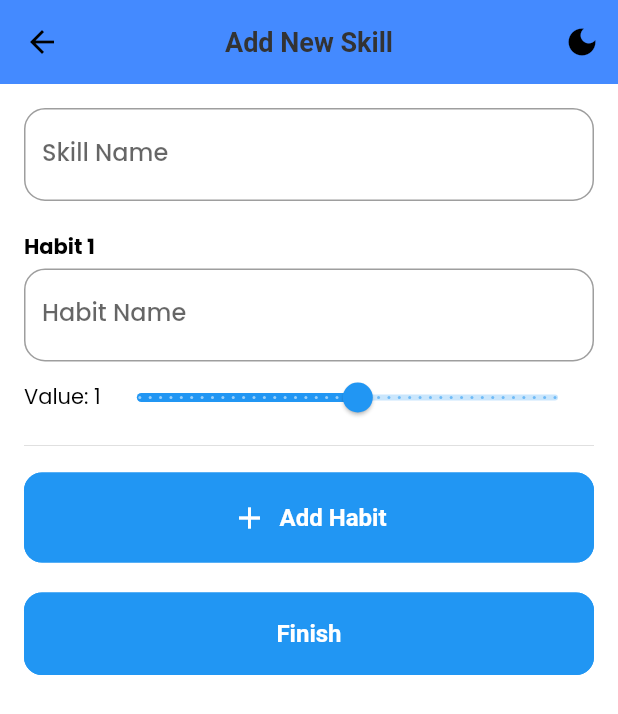
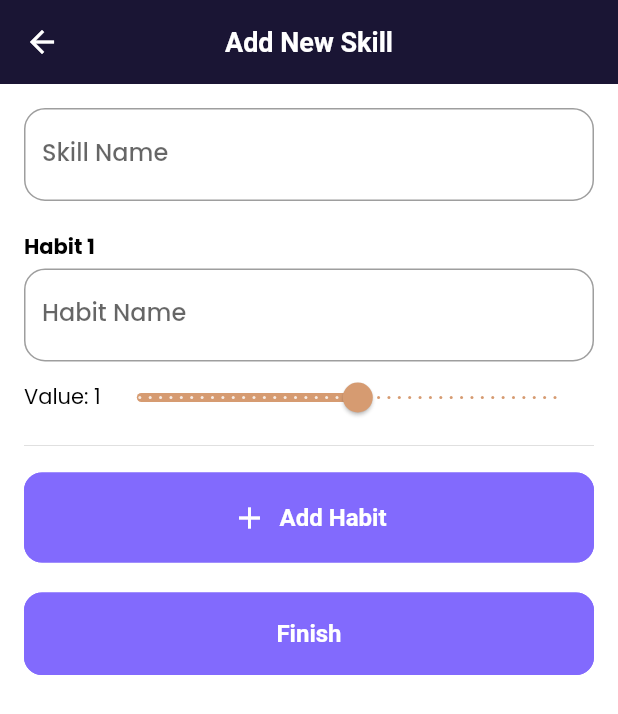
Before and after one commit to OussamaBenouddane/skill_monitor, a Flutter app: the screen it shows after launch, after a tap on the "add" icon, on a phone screen of 412 x 824 dp. Shown: the top 714 px of the screen. Run offline on Flutter 3.47's test engine with Material 3 defaults, Android fonts, the phone set to English and light mode, and no system bars; our stand-ins replace flutter_local_notifications, get, google_fonts, permission_handler, shared_preferences, sleek_circular_slider and 2 more; accounts and stored records are empty.

Commit message:
final ui version

```diff
--- a/lib/features/screens/add_skill.dart
+++ b/lib/features/screens/add_skill.dart
@@ -40,7 +40,8 @@ class _SkillSetupScreenState extends State<SkillSetupScreen> {
       debugPrint('--- INIT HABITS ---');
 
       _habits = widget.existingHabits!.map((habit) {
-        debugPrint('Loaded habit from DB: id=${habit['id']}, name="${habit['name']}", value=${habit['value']}');
+        debugPrint(
+            'Loaded habit from DB: id=${habit['id']}, name="${habit['name']}", value=${habit['value']}');
         return HabitEntry(
           nameController: TextEditingController(text: habit['name']),
           value: habit['value'],
@@ -56,13 +57,15 @@ class _SkillSetupScreenState extends State<SkillSetupScreen> {
 
   void _addHabit() {
     setState(() {
-      _habits.add(HabitEntry(nameController: TextEditingController(), value: 1));
+      _habits
+          .add(HabitEntry(nameController: TextEditingController(), value: 1));
     });
   }
 
   void _removeHabit(int index) {
     final habit = _habits[index];
-    debugPrint('Removing habit at index $index: id=${habit.id}, name="${habit.nameController.text}"');
+    debugPrint(
+        'Removing habit at index $index: id=${habit.id}, name="${habit.nameController.text}"');
     setState(() {
       if (habit.id != null) {
         _removedHabitIds.add(habit.id!);
@@ -77,13 +80,15 @@ class _SkillSetupScreenState extends State<SkillSetupScreen> {
     debugPrint('Skill name: "$skillName"');
 
     debugPrint('Habits count (total): ${_habits.length}');
-    final nonEmptyHabits = _habits.where((h) => h.nameController.text.trim().isNotEmpty).toList();
+    final nonEmptyHabits =
+        _habits.where((h) => h.nameController.text.trim().isNotEmpty).toList();
     debugPrint('Habits count (non-empty): ${nonEmptyHabits.length}');
     debugPrint('Removed habit IDs: $_removedHabitIds');
 
     if (skillName.isEmpty || nonEmptyHabits.isEmpty) {
       ScaffoldMessenger.of(context).showSnackBar(
-        const SnackBar(content: Text('Skill name and at least one habit are required.')),
+        const SnackBar(
+            content: Text('Skill name and at least one habit are required.')),
       );
       return;
     }
@@ -113,13 +118,15 @@ class _SkillSetupScreenState extends State<SkillSetupScreen> {
           final value = habit.value;
 
           if (habit.id != null) {
-            debugPrint('Updating habit id=${habit.id}: name="$name", value=$value');
+            debugPrint(
+                'Updating habit id=${habit.id}: name="$name", value=$value');
             await sqlDb.updateData(
               'UPDATE habits SET name = ?, value = ? WHERE id = ? AND skill_id = ?',
               [name, value, habit.id, widget.id],
             );
           } else {
-            debugPrint('Inserting new habit for skill id=${widget.id}: name="$name", value=$value');
+            debugPrint(
+                'Inserting new habit for skill id=${widget.id}: name="$name", value=$value');
             await sqlDb.insertData(
               'INSERT INTO habits (skill_id, name, value, last_updated) VALUES (?, ?, ?, ?)',
               [widget.id, name, value, timestamp],
@@ -143,7 +150,8 @@ class _SkillSetupScreenState extends State<SkillSetupScreen> {
           final name = habit.nameController.text.trim();
           final value = habit.value;
 
-          debugPrint('Inserting habit for skill id=$skillId: name="$name", value=$value');
+          debugPrint(
+              'Inserting habit for skill id=$skillId: name="$name", value=$value');
           await sqlDb.insertData(
             'INSERT INTO habits (skill_id, name, value, last_updated) VALUES (?, ?, ?, ?)',
             [skillId, name, value, timestamp],
@@ -177,20 +185,18 @@ class _SkillSetupScreenState extends State<SkillSetupScreen> {
     return Obx(() => Scaffold(
           appBar: AppBar(
             title: Text(isEditing ? 'Edit Skill' : 'Add New Skill'),
-            actions: [
-              IconButton(
-                icon: Icon(isDarkMode.value ? Icons.light_mode : Icons.dark_mode),
-                onPressed: () => isDarkMode.toggle(),
-              ),
-            ],
           ),
           backgroundColor: isDarkMode.value ? Colors.black : Colors.white,
           body: _isSaving
               ? const Center(child: CircularProgressIndicator())
               : Padding(
-                  padding: const EdgeInsets.all(16),
+                  padding: const EdgeInsets.symmetric(horizontal: 16),
                   child: ListView(
+                    physics: const BouncingScrollPhysics(),
                     children: [
+                      const SizedBox(
+                        height: 16,
+                      ),
                       TextField(
                         controller: _skillNameController,
                         decoration: InputDecoration(
@@ -233,7 +239,7 @@ class _SkillSetupScreenState extends State<SkillSetupScreen> {
                                   onDelete: () => _removeHabit(index),
                                 ),
                               );
-                            }).toList(),
+                            }),
                           ],
                         ),
                       ),
@@ -248,6 +254,9 @@ class _SkillSetupScreenState extends State<SkillSetupScreen> {
                         onPressed: _finish,
                         child: Text(isEditing ? 'Save Changes' : 'Finish'),
                       ),
+                      const SizedBox(
+                        height: 16,
+                      ),
                     ],
                   ),
                 ),
--- a/lib/features/screens/home.dart
+++ b/lib/features/screens/home.dart
@@ -2,11 +2,12 @@ import 'package:flutter/material.dart';
 import 'package:get/get.dart';
 import 'package:skill_monitor/features/screens/add_skill.dart';
 import 'package:skill_monitor/sqflite.dart';
-import 'package:skill_monitor/theme_controller.dart';
+import 'package:skill_monitor/utils/constants/colors.dart';
 import 'package:skill_monitor/utils/constants/system.dart';
-import 'package:skill_monitor/utils/constants/text_strings.dart';
+import 'package:skill_monitor/widgets/MotivationalProgressWidget.dart';
 import 'package:skill_monitor/widgets/card_widget.dart';
-import 'package:skill_monitor/widgets/oops_widget.dart'; // Make sure SkillCard file is correct.
+import 'package:skill_monitor/widgets/customAppbar.dart';
+import 'package:skill_monitor/widgets/oops_widget.dart';
 
 class Home extends StatefulWidget {
   const Home({super.key});
@@ -41,10 +42,8 @@ class _HomeState extends State<Home> with TickerProviderStateMixin {
 
     final List<Map<dynamic, dynamic>> data = await dbHelper.readData(query);
     final Map<int, Map<String, dynamic>> grouped = {};
-    final String today =
-        dbHelper.getCurrentDate(); // Get today's date in YYYY-MM-DD format
+    final String today = dbHelper.getCurrentDate();
 
-    // Clear previous selections
     _selectedHabits.clear();
 
     for (var row in data) {
@@ -60,12 +59,12 @@ class _HomeState extends State<Home> with TickerProviderStateMixin {
       }
 
       if (row['name'] != null) {
-        final habitId = row['habit_id']; // ✅ NEW
+        final habitId = row['habit_id'];
         final habitName = row['name'];
         final lastUpdated = row['last_updated'];
 
         grouped[id]!['habits'].add({
-          "id": habitId, // ✅ Include the habit ID
+          "id": habitId,
           "name": habitName,
           "value": row['value'] ?? 0,
           "last_updated": lastUpdated,
@@ -203,23 +202,31 @@ class _HomeState extends State<Home> with TickerProviderStateMixin {
   Widget build(BuildContext context) {
     final isDark = Theme.of(context).brightness == Brightness.dark;
 
+    // Aggregate all habits from all skills, including the skill ID
+    final List<Map<String, dynamic>> allHabits = skills.expand((skill) {
+      final skillId = skill['id'] as int;
+      final habits = skill['habits'] as List<Map<String, dynamic>>;
+      return habits.map((habit) => {
+            ...habit,
+            'skill_id': skillId, // Add skill_id to each habit
+          });
+    }).toList();
+
     return Scaffold(
-      appBar: AppBar(
-        title: const Text(TTexts.homeAppBarTitle),
-        actions: [
-          IconButton(
-            icon: Icon(Get.find<ThemeController>().isDarkMode.value
-                ? Icons.light_mode
-                : Icons.dark_mode),
-            onPressed: Get.find<ThemeController>().toggleTheme,
-          ),
-        ],
-      ),
       body: _isLoading
           ? const Center(child: CircularProgressIndicator())
           : skills.isEmpty
               ? const Oops()
-              : ListView.builder(
+              : Column(
+                  children: [
+                    const CustomAppbar(),
+                    MotivationalProgressWidget(
+                      habits: allHabits,
+                      selectedHabitsMap: _selectedHabits, // Pass the entire map
+                    ),
+                    Expanded(
+                      child: ListView.builder(
+                        physics: const BouncingScrollPhysics(),
                         padding: const EdgeInsets.only(top: 12, bottom: 20),
                         itemCount: skills.length,
                         itemBuilder: (context, index) {
@@ -242,8 +249,8 @@ class _HomeState extends State<Home> with TickerProviderStateMixin {
                                     name: name,
                                     level: level,
                                     score: _animations[id]!.value.round(),
-                              habits:
-                                  skill['habits'] as List<Map<String, dynamic>>,
+                                    habits: skill['habits']
+                                        as List<Map<String, dynamic>>,
                                     isExpanded: isExpanded,
                                     selectedHabits: selected,
                                     isMaxed: isMaxed,
@@ -260,8 +267,8 @@ class _HomeState extends State<Home> with TickerProviderStateMixin {
                                               .putIfAbsent(id, () => <String>{})
                                               .add(habitName);
                                         } else {
-                                    _selectedHabits[id]?.remove(habitName);
-                                    // Reset the date in database when unchecked
+                                          _selectedHabits[id]
+                                              ?.remove(habitName);
                                           if (resetDate) {
                                             _resetHabitDate(id, habitName);
                                           }
@@ -301,7 +308,8 @@ class _HomeState extends State<Home> with TickerProviderStateMixin {
                                           await Get.to(() => SkillSetupScreen(
                                                 id: skill['id'],
                                                 existingHabits: skill['habits'],
-                                          existingSkillName: skill['name'],
+                                                existingSkillName:
+                                                    skill['name'],
                                               ));
                                       if (result == true) {
                                         await _loadSkillsFromDatabase();
@@ -315,7 +323,11 @@ class _HomeState extends State<Home> with TickerProviderStateMixin {
                           );
                         },
                       ),
+                    ),
+                  ],
+                ),
       floatingActionButton: FloatingActionButton(
+        backgroundColor: TColors.primary,
         elevation: 0,
         onPressed: () async {
           final result = await Get.to(() => const SkillSetupScreen());
--- a/lib/utils/constants/colors.dart
+++ b/lib/utils/constants/colors.dart
@@ -4,10 +4,13 @@ class TColors {
   TColors._();
 
   // App Basic Colors
-  static const Color primary = Colors.blueAccent;
+  static const Color primary = Color(0xFF826AFD);
   static const Color darkPrimary = Color(0xFF4868FF);
   static const Color secondary = Color(0xFFFFE248);
   static const Color accent = Color(0xFFb0c7ff);
+
+  static const Color darkbg = Color(0xFF1A1534);
+  static const Color purple = Color(0xFF2D245C);
 
   // Gradient Colors
   static const Gradient linearGradient = LinearGradient(
--- a/lib/utils/theme/custom_themes/appbar_theme.dart
+++ b/lib/utils/theme/custom_themes/appbar_theme.dart
@@ -8,12 +8,12 @@ class TAppBarTheme {
     elevation: 0,
     centerTitle: true,
     scrolledUnderElevation: 0,
-    backgroundColor: TColors.primary,
+    backgroundColor: TColors.darkbg,
     surfaceTintColor: Colors.transparent,
-    iconTheme: IconThemeData(color: Colors.black, size: 24),
-    actionsIconTheme: IconThemeData(color: Colors.black, size: 24),
+    iconTheme: IconThemeData(color: Colors.white, size: 24),
+    actionsIconTheme: IconThemeData(color: Colors.white, size: 24),
     titleTextStyle: TextStyle(
-      color: TColors.textPrimary,
+      color: TColors.white,
       fontSize: 18,
       fontWeight: FontWeight.w600,
     ),
@@ -23,9 +23,9 @@ class TAppBarTheme {
     elevation: 0,
     centerTitle: true,
     scrolledUnderElevation: 0,
-    backgroundColor: TColors.darkPrimary,
+    backgroundColor: TColors.darkbg,
     surfaceTintColor: Colors.transparent,
-    iconTheme: IconThemeData(color: Colors.black, size: 24),
+    iconTheme: IconThemeData(color: Colors.white, size: 24),
     actionsIconTheme: IconThemeData(color: Colors.white, size: 24),
     titleTextStyle: TextStyle(
       color: TColors.textDark,
--- a/lib/utils/theme/custom_themes/elevated_button_theme.dart
+++ b/lib/utils/theme/custom_themes/elevated_button_theme.dart
@@ -1,4 +1,5 @@
 import 'package:flutter/material.dart';
+import 'package:skill_monitor/utils/constants/colors.dart';
 
 class TElevatedButtonTheme {
   TElevatedButtonTheme._();
@@ -7,11 +8,11 @@ class TElevatedButtonTheme {
     style: ElevatedButton.styleFrom(
       elevation: 0,
       foregroundColor: Colors.white,
-      backgroundColor: Colors.blue,
+      backgroundColor: TColors.primary,
       disabledForegroundColor: Colors.grey,
       disabledBackgroundColor: Colors.grey,
       side: const BorderSide(
-        color: Colors.blue,
+        color: TColors.primary,
       ),
       padding: const EdgeInsets.all(18),
       textStyle: const TextStyle(
@@ -27,11 +28,11 @@ class TElevatedButtonTheme {
     style: ElevatedButton.styleFrom(
       elevation: 0,
       foregroundColor: Colors.white,
-      backgroundColor: Colors.blue,
+      backgroundColor: TColors.primary,
       disabledForegroundColor: Colors.grey,
       disabledBackgroundColor: Colors.grey,
       side: const BorderSide(
-        color: Colors.blue,
+        color: TColors.primary,
       ),
       padding: const EdgeInsets.all(18),
       textStyle: const TextStyle(
--- a/lib/utils/theme/theme.dart
+++ b/lib/utils/theme/theme.dart
@@ -1,4 +1,5 @@
 import 'package:flutter/material.dart';
+import 'package:skill_monitor/utils/constants/colors.dart';
 import 'package:skill_monitor/utils/theme/custom_themes/appbar_theme.dart';
 import 'package:skill_monitor/utils/theme/custom_themes/bottom_sheet_theme.dart';
 import 'package:skill_monitor/utils/theme/custom_themes/checkbox_theme.dart';
@@ -15,7 +16,7 @@ class AppTheme {
       useMaterial3: false,
       fontFamily: 'Poppins',
       brightness: Brightness.light,
-      primaryColor: Colors.blueAccent,
+      primaryColor: TColors.primary,
       scaffoldBackgroundColor: Colors.white,
       textTheme: TTextTheme.lightTextTheme,
       chipTheme: TChipTheme.lightChipTheme,
@@ -30,7 +31,7 @@ class AppTheme {
       useMaterial3: false,
       fontFamily: 'Poppins',
       brightness: Brightness.dark,
-      primaryColor: Colors.blueAccent,
+      primaryColor: TColors.primary,
       scaffoldBackgroundColor: const Color(0xff121212),
       textTheme: TTextTheme.darkTextTheme,
       chipTheme: TChipTheme.darkChipTheme,
--- a/lib/widgets/habit_form.dart
+++ b/lib/widgets/habit_form.dart
@@ -48,6 +48,8 @@ class HabitForm extends StatelessWidget {
             Text('Value: ${habit.value}'),
             Expanded(
               child: Slider(
+                inactiveColor: Colors.white.withOpacity(0.8),
+                activeColor: const Color(0xFFD69B71),
                 value: habit.value.toDouble(),
                 min: -20,
                 max: 20,
@@ -55,7 +57,8 @@ class HabitForm extends StatelessWidget {
                 label: habit.value.toString(),
                 onChanged: (newValue) {
                   habit.value = newValue.round();
-                  (context as Element).markNeedsBuild(); // force rebuild to reflect slider text
+                  (context as Element)
+                      .markNeedsBuild(); // force rebuild to reflect slider text
                 },
               ),
             ),
```
Also changed, not shown: lib/widgets/MotivationalProgressWidget.dart (added, +127 -0 lines), lib/widgets/card_widget.dart (+5 -4 lines), lib/widgets/customAppbar.dart (added, +45 -0 lines). Lines whose indentation alone changed are shown as unchanged.
